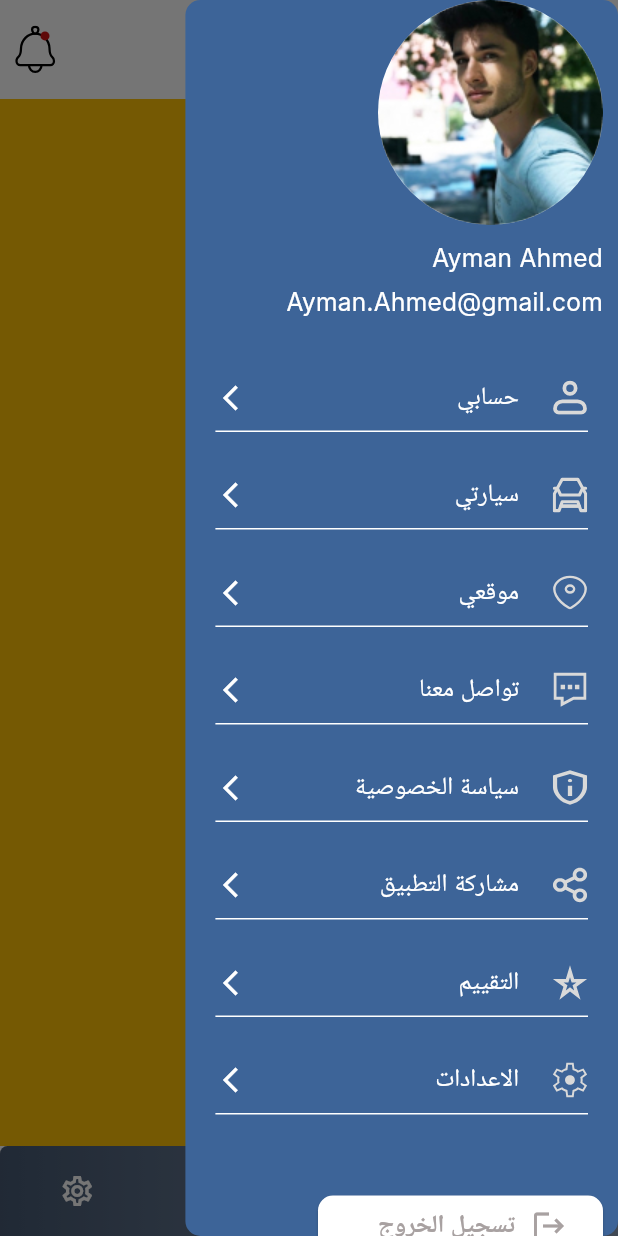
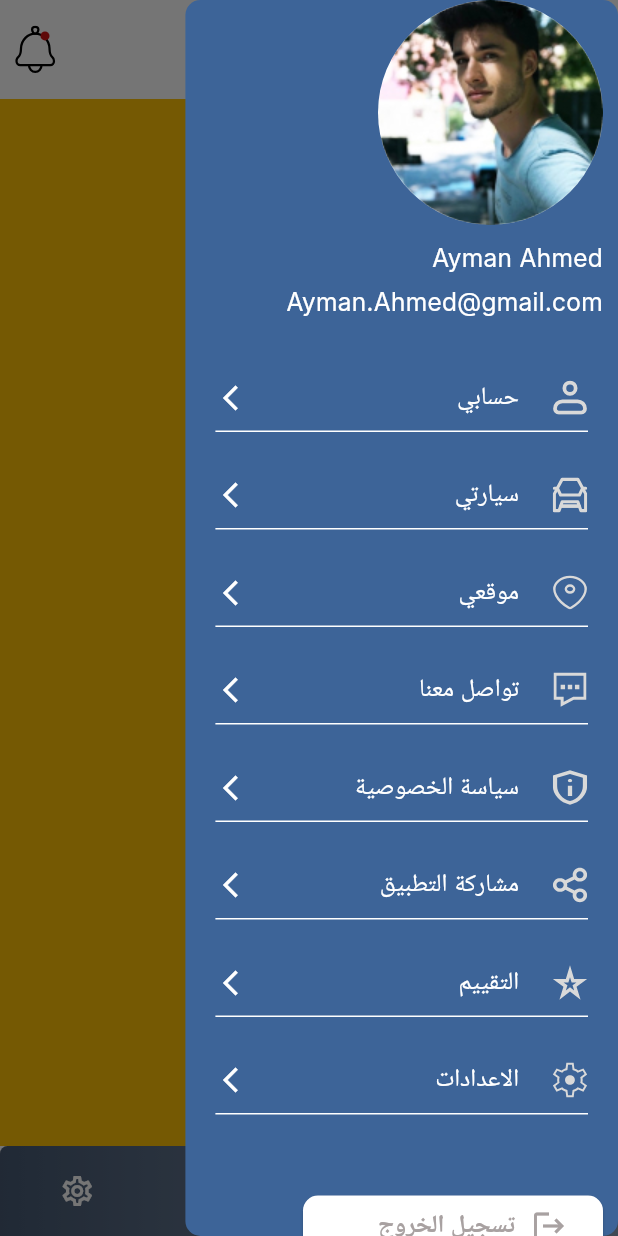
Before and after one commit to GraduationTeam12/Owner_Application, a Flutter app: the KnockSensorScreen screen opened directly, item 2 of the bottom bar chosen, with the side drawer open, on a phone screen of 412 x 824 dp. Run offline on Flutter 3.47's test engine with Material 3 defaults, Android fonts, the phone set to English and light mode, and no system bars; our stand-ins replace dartz, device_preview, dio, easy_localization, expandable_page_view, firebase_core and 13 more; accounts and stored records are empty.

Commit message:
fixing_bug

```diff
--- a/lib/main.dart
+++ b/lib/main.dart
@@ -68,8 +68,8 @@ class MyApp extends StatelessWidget {
         useMaterial3: true,
       ),
       onGenerateRoute: appRouter.generationRoute,
-      initialRoute: token == null ? splashScreen : homePageScreen,
-      //  initialRoute:  addMembersScreen,
+      // initialRoute: token == null ? splashScreen : homePageScreen,
+       initialRoute:   homePageScreen,
     );
   }
 }
--- a/lib/presentation/widgets/my_drawer.dart
+++ b/lib/presentation/widgets/my_drawer.dart
@@ -169,7 +169,7 @@ class _MyDrawerState extends State<MyDrawer> {
                                   Icons.arrow_back_ios_new_outlined,
                                   color: Colors.white,
                                   size: MediaQuery.sizeOf(context).width > 600
-                                      ? 50
+                                      ? 40
                                       : 20,
                                 ),
                               ),
@@ -200,10 +200,10 @@ class _MyDrawerState extends State<MyDrawer> {
                 height: MediaQuery.sizeOf(context).width > 600 ? 70 : null,
                 width: AppConstants.lang == 'ar' &&
                         MediaQuery.sizeOf(context).width > 600
-                    ? 300
+                    ? 350
                     : AppConstants.lang == 'ar' &&
                             MediaQuery.sizeOf(context).width < 600
-                        ? 190
+                        ? 200
                         : MediaQuery.sizeOf(context).width > 600
                             ? 250
                             : 150,
@@ -218,28 +218,26 @@ class _MyDrawerState extends State<MyDrawer> {
                     ),
                   ),
                   child: Row(
-                    mainAxisAlignment: AppConstants.lang == 'ar'
-                        ? MainAxisAlignment.start
-                        : MainAxisAlignment.center,
+                    mainAxisAlignment:  MainAxisAlignment.start,
                     children: [
                       Icon(
                         Icons.logout,
                         color: const Color(0xFFA8A1A1),
-                        size: MediaQuery.sizeOf(context).width > 600 ? 50 : 24,
+                        size: MediaQuery.sizeOf(context).width > 600 ? 40 : 24,
                       ),
                       const SizedBox(width: 10),
-                      FittedBox(
-                        child: Text(
-                          LocaleKeys.Drawer_logout.tr(),
-                          style: AppStyle.styleBold20(context).copyWith(
-                            color: const Color(0xFFA8A1A1),
-                          ),
+                      Text(
+                        LocaleKeys.Drawer_logout.tr(),
+                        style: AppStyle.styleBold20(context).copyWith(
+                          color: const Color(0xFFA8A1A1),
                         ),
                       )
                     ],
                   ),
                 ),
               ),
+
+              SizedBox(height: 10,)
             ]),
           ),
         )));
```
